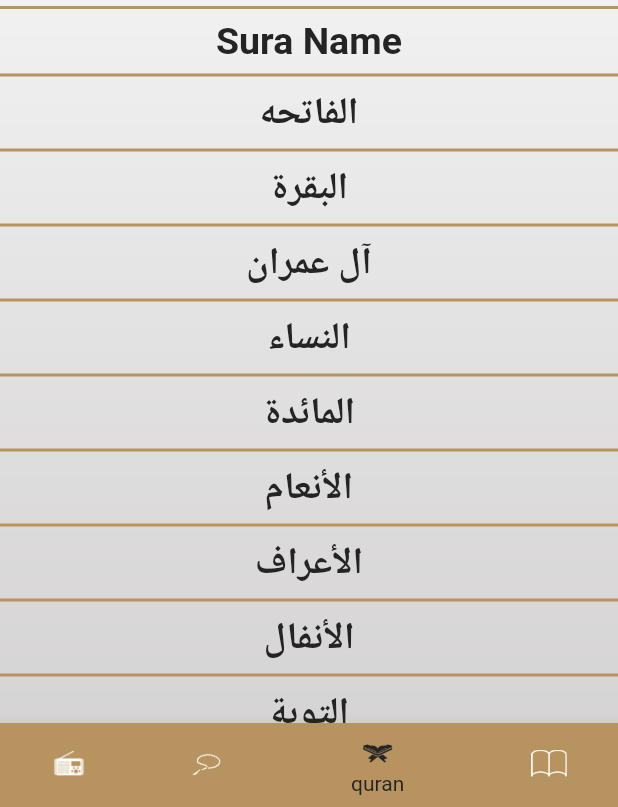
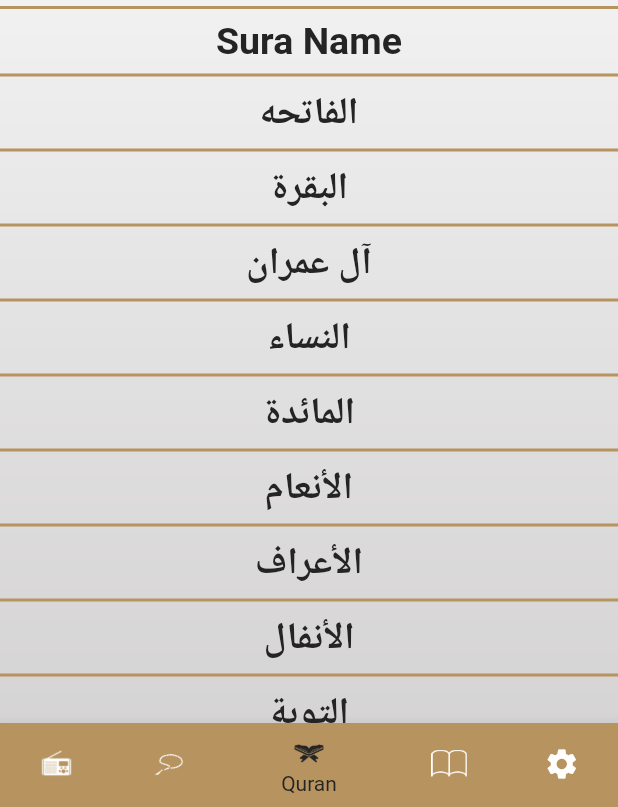
Before and after one commit to HebaEssam1/islami, a Flutter app: the screen it shows after launch, item 3 of the bottom bar chosen, on a phone screen of 412 x 824 dp, the part 429-1236 px from its top. Run offline on Flutter 3.47's test engine with Material 2 defaults, Android fonts, the phone set to English and light mode, and no system bars; generated files the repository leaves out were written again.

Commit message:
localization

```diff
--- /dev/null
+++ b/l10n.yaml
@@ -0,0 +1,3 @@
+arb-dir: lib/l10n
+template-arb-file: app_en.arb
+output-localization-file: app_localizations.dart
--- a/lib/Hadeeth/hadeeth.dart
+++ b/lib/Hadeeth/hadeeth.dart
@@ -1,6 +1,7 @@
 import 'package:flutter/material.dart';
 import 'package:flutter/services.dart';
 import 'package:islami/Hadeeth/HadethName.dart';
+import 'package:flutter_gen/gen_l10n/app_localizations.dart';
 
 class HadeethScreen extends StatefulWidget {
 
@@ -24,7 +25,7 @@ class _HadeethScreenState extends State<HadeethScreen> {
           thickness: 2,
           color: Theme.of(context).primaryColor,
         ),
-        Text('Hadeth Name', style: Theme.of(context).textTheme.subtitle1),
+        Text(AppLocalizations.of(context)!.hadeeth_name, style: Theme.of(context).textTheme.subtitle1),
         Divider(
           thickness: 2,
           color: Theme.of(context).primaryColor,
--- a/lib/Home/Homepage.dart
+++ b/lib/Home/Homepage.dart
@@ -1,10 +1,12 @@
 import 'package:flutter/material.dart';
 import 'package:islami/Mytheme.dart';
+import 'package:islami/Settings/SettingsTab.dart';
 import 'package:islami/quran/SuraName.dart';
 import 'package:islami/Hadeeth/hadeeth.dart';
 import 'package:islami/quran/quran.dart';
 import 'package:islami/radio.dart';
 import 'package:islami/tasbeeh.dart';
+import 'package:flutter_gen/gen_l10n/app_localizations.dart';
 
 class HomePage extends StatefulWidget {
   static const String routeName='Home page';
@@ -28,7 +30,7 @@ class _HomePageState extends State<HomePage> {
         Scaffold(
             appBar: AppBar(
               title: Text(
-                'Islami',
+                AppLocalizations.of(context)!.islami,
                 style: Theme.of(context).textTheme.headline1,
               ),
               centerTitle: true,
@@ -47,19 +49,23 @@ class _HomePageState extends State<HomePage> {
                   BottomNavigationBarItem(
 
                       icon:ImageIcon(AssetImage('assets/images/icon_radio.png')),
-                    label: 'radio'
+                    label:AppLocalizations.of(context)!.radio,
                   ),
                   BottomNavigationBarItem(
                       icon:ImageIcon(AssetImage('assets/images/icon_sebha.png')),
-                      label: 'tasbeeh'
+                      label: AppLocalizations.of(context)!.tasbeeh
                   ),
                   BottomNavigationBarItem(
                       icon:ImageIcon(AssetImage('assets/images/icon_quran.png')),
-                      label: 'quran'
+                      label: AppLocalizations.of(context)!.quran
                   ),
                   BottomNavigationBarItem(
                       icon:ImageIcon(AssetImage('assets/images/icon_hadeth.png')),
-                      label: 'hadeth'
+                      label: AppLocalizations.of(context)!.hadeeth
+                  ),
+                  BottomNavigationBarItem(
+                      icon:Icon(Icons.settings),
+                      label: AppLocalizations.of(context)!.settings
                   ),
                 ],
               ),
@@ -69,5 +75,5 @@ class _HomePageState extends State<HomePage> {
     );
   }
 
-  List<Widget> Tabs=[RadioScreen(),TasbeehScreen(),QuranScreen(),HadeethScreen()];
+  List<Widget> Tabs=[RadioScreen(),TasbeehScreen(),QuranScreen(),HadeethScreen(),SettingsTab()];
 }
--- a/lib/Mytheme.dart
+++ b/lib/Mytheme.dart
@@ -37,9 +37,22 @@ class MyThemeData  {
           fontSize: 23,
           color: blackColor,
 
+        ),
+        headline2: TextStyle(
+          fontWeight: FontWeight.w400,
+          fontSize: 20,
+          color: whiteColor,
+
+        ),
+        headline3: TextStyle(
+          fontWeight: FontWeight.w400,
+          fontSize: 30,
+          color: primaryLight,
+
         )
 
 
-  )
+
+    )
   );
 }
--- a/lib/main.dart
+++ b/lib/main.dart
@@ -2,10 +2,15 @@ import 'package:flutter/material.dart';
 import 'package:islami/Hadeeth/HadethDetails.dart';
 import 'package:islami/Home/Homepage.dart';
 import 'package:islami/Mytheme.dart';
+import 'package:islami/providers/app_config_provider.dart';
 import 'package:islami/quran/SuraDetails.dart';
-
+import 'package:flutter_gen/gen_l10n/app_localizations.dart';
+import 'package:provider/provider.dart';
 void main() {
-  runApp(const MyApp());
+  runApp(ChangeNotifierProvider(child: const MyApp(),
+    create: (context) => AppConfigProvider(),
+  )
+  );
 }
 
 class MyApp extends StatelessWidget {
@@ -14,6 +19,7 @@ class MyApp extends StatelessWidget {
   // This widget is the root of your application.
   @override
   Widget build(BuildContext context) {
+    var provider=Provider.of<AppConfigProvider>(context);
     return MaterialApp(
 
       theme: MyThemeData.lightMode,
@@ -23,6 +29,9 @@ class MyApp extends StatelessWidget {
         HadethDetails.routeName:(context) => HadethDetails(),
       },
       initialRoute: HomePage.routeName,
+       localizationsDelegates: AppLocalizations.localizationsDelegates,
+       supportedLocales: AppLocalizations.supportedLocales,
+      locale: Locale(provider.appLanguage),
 
 
     );
--- /dev/null
+++ b/lib/providers/app_config_provider.dart
@@ -0,0 +1,12 @@
+import 'package:flutter/material.dart';
+
+class AppConfigProvider extends ChangeNotifier{
+  String appLanguage='en';
+  void changeLanguage(String newLanguage){
+    if(appLanguage==newLanguage){
+      return;
+    }
+    appLanguage=newLanguage;
+    notifyListeners();
+  }
+}
--- a/lib/quran/quran.dart
+++ b/lib/quran/quran.dart
@@ -2,7 +2,7 @@ import 'package:flutter/material.dart';
 import 'package:flutter/services.dart';
 
 import 'SuraName.dart';
-
+import 'package:flutter_gen/gen_l10n/app_localizations.dart';
 class QuranScreen extends StatelessWidget {
 
   List<String> SuraName = [
@@ -132,7 +132,8 @@ class QuranScreen extends StatelessWidget {
           thickness: 2,
           color: Theme.of(context).primaryColor,
         ),
-        Text('Sura Name', style: Theme.of(context).textTheme.subtitle1),
+        Text(AppLocalizations.of(context)!.sura_name
+            , style: Theme.of(context).textTheme.subtitle1),
         Divider(
           thickness: 2,
           color: Theme.of(context).primaryColor,
--- a/pubspec.yaml
+++ b/pubspec.yaml
@@ -35,10 +35,14 @@ dependencies:
   # The following adds the Cupertino Icons font to your application.
   # Use with the CupertinoIcons class for iOS style icons.
   cupertino_icons: ^1.0.2
+  provider: ^6.0.5
 
 dev_dependencies:
   flutter_test:
     sdk: flutter
+  flutter_localizations:
+    sdk: flutter
+  intl: ^0.18.0
 
   # The "flutter_lints" package below contains a set of recommended lints to
   # encourage good coding practices. The lint set provided by the package is
@@ -52,6 +56,7 @@ dev_dependencies:
 
 # The following section is specific to Flutter packages.
 flutter:
+  generate: true
 
   # The following line ensures that the Material Icons font is
   # included with your application, so that you can use the icons in
```
Also changed, not shown: lib/Settings/Language_bottom_sheet.dart (added, +67 -0 lines), lib/Settings/SettingsTab.dart (added, +59 -0 lines), lib/l10n/app_ar.arb (added, +13 -0 lines), lib/l10n/app_en.arb (added, +13 -0 lines), pubspec.lock.
